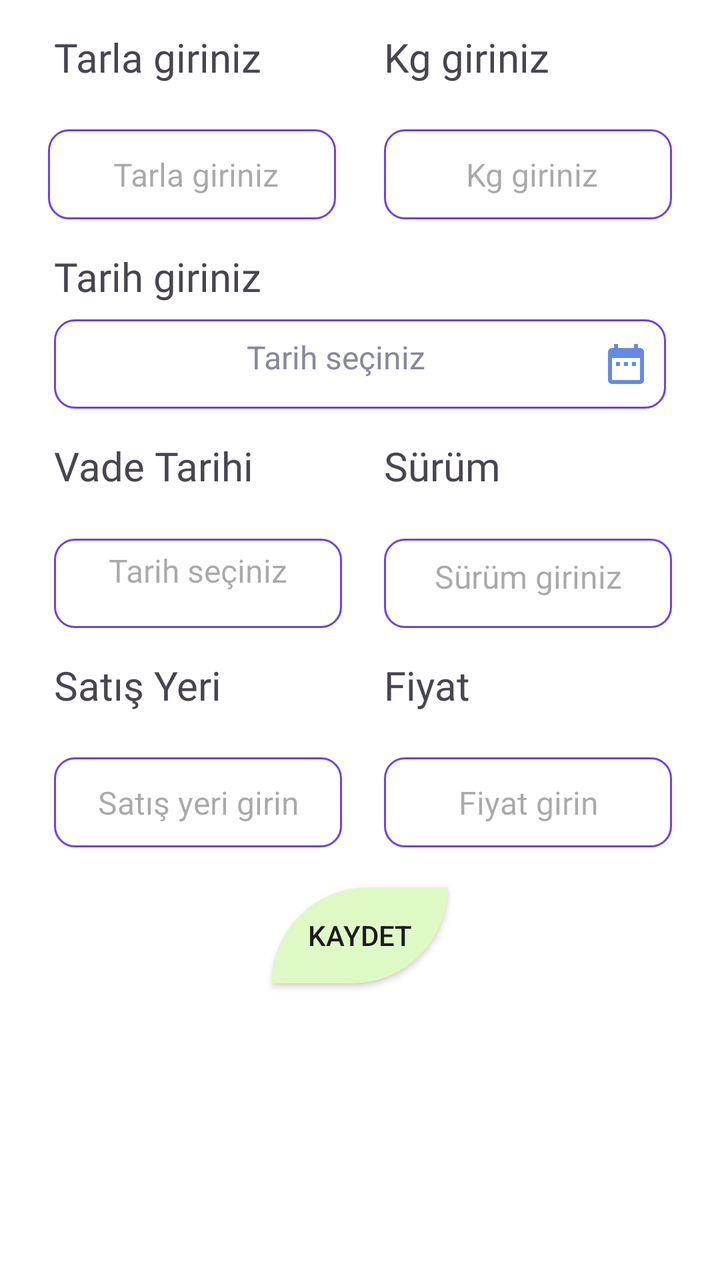
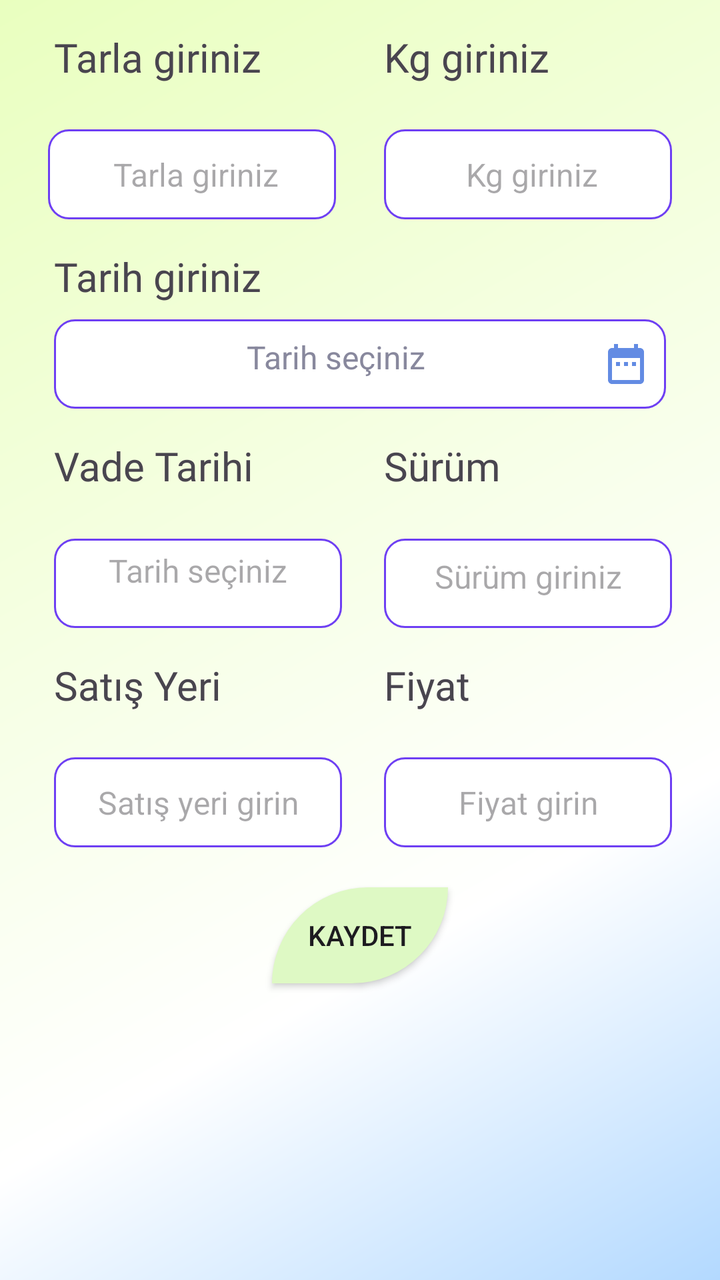

An Android layout rendered at two revisions. The XML below is the earlier revision; the diff shows what the commit changed to produce the second picture.
<!-- AndroidManifest.xml: application theme Theme.DesignExample -->
<!-- res/layout/fragment_ozel.xml -->
<?xml version="1.0" encoding="utf-8"?>
<androidx.constraintlayout.widget.ConstraintLayout xmlns:android="http://schemas.android.com/apk/res/android"
    xmlns:app="http://schemas.android.com/apk/res-auto"
    xmlns:tools="http://schemas.android.com/tools"
    android:layout_width="match_parent"
    android:layout_height="match_parent"
    android:background="#FFFFFF"
    tools:context=".design.new_design">

    <androidx.constraintlayout.widget.ConstraintLayout
        android:id="@+id/constraintLayout"
        android:layout_width="match_parent"
        android:layout_height="0dp"
        app:layout_constraintBottom_toBottomOf="parent"
        app:layout_constraintEnd_toEndOf="parent"
        app:layout_constraintStart_toStartOf="parent"
        app:layout_constraintTop_toTopOf="parent">

        <TextView
            android:id="@+id/TarlaTextView"
            android:layout_width="0dp"
            android:layout_height="0dp"
            android:layout_marginTop="15dp"
            android:fontFamily="@font/plus_jakarta_sans"
            android:text="Tarla giriniz"
            android:textSize="20sp"
            app:layout_constraintHeight_percent="0.07"
            app:layout_constraintStart_toStartOf="@+id/TarihTextView"
            app:layout_constraintTop_toTopOf="parent"
            app:layout_constraintWidth_percent="0.4" />

        <TextView
            android:id="@+id/KgTextView"
            android:layout_width="0dp"
            android:layout_height="0dp"
            android:fontFamily="@font/plus_jakarta_sans"
            android:text="Kg giriniz"
            android:textSize="20sp"
            app:layout_constraintHeight_percent="0.07"
            app:layout_constraintStart_toStartOf="@+id/KgEditText"
            app:layout_constraintTop_toTopOf="@+id/TarlaTextView"
            app:layout_constraintWidth_percent="0.4" />

        <AutoCompleteTextView
            android:id="@+id/TarlaEditText"
            android:layout_width="0dp"
            android:layout_height="0dp"
            android:layout_marginTop="5dp"
            android:background="@drawable/edit_text_custom"
            android:hint=" Tarla giriniz"
            android:textAlignment="center"
            android:textSize="16sp"
            app:layout_constraintEnd_toStartOf="@+id/KgEditText"
            app:layout_constraintHeight_percent="0.07"
            app:layout_constraintHorizontal_bias="0.5"
            app:layout_constraintStart_toStartOf="parent"
            app:layout_constraintTop_toBottomOf="@+id/TarlaTextView"
            app:layout_constraintWidth_percent="0.4" />

        <EditText
            android:id="@+id/KgEditText"
            android:layout_width="0dp"
            android:layout_height="0dp"
            android:layout_marginTop="5dp"
            android:background="@drawable/edit_text_custom"
            android:ems="10"
            android:hint=" Kg giriniz"
            android:inputType="number|numberDecimal"
            android:textAlignment="center"
            android:textSize="16sp"
            app:layout_constraintEnd_toEndOf="parent"
            app:layout_constraintHeight_percent="0.07"
            app:layout_constraintHorizontal_bias="0.5"
            app:layout_constraintStart_toEndOf="@+id/TarlaEditText"
            app:layout_constraintTop_toBottomOf="@+id/KgTextView"
            app:layout_constraintWidth_percent="0.4" />

        <TextView
            android:id="@+id/TarihEditText"
            android:layout_width="0dp"
            android:layout_height="0dp"
            android:layout_marginTop="8dp"
            android:background="@drawable/edit_text_custom"
            android:drawableEnd="@drawable/takvim_icon"
            android:text="Tarih seçiniz"
            android:textColor="@color/gray"
            android:padding="8dp"
            android:textAlignment="center"
            android:textSize="16sp"
            app:layout_constraintEnd_toEndOf="parent"
            app:layout_constraintHeight_percent="0.07"
            app:layout_constraintHorizontal_bias="0.5"
            app:layout_constraintStart_toStartOf="parent"
            app:layout_constraintTop_toBottomOf="@+id/TarihTextView"
            app:layout_constraintWidth_percent="0.85" />

        <TextView
            android:id="@+id/TarihTextView"
            android:layout_width="wrap_content"
            android:layout_height="wrap_content"
            android:layout_marginTop="15dp"
            android:fontFamily="@font/plus_jakarta_sans"
            android:text="Tarih giriniz"
            android:textSize="20sp"
            app:layout_constraintStart_toStartOf="@+id/TarihEditText"
            app:layout_constraintTop_toBottomOf="@+id/TarlaEditText" />

        <TextView
            android:id="@+id/VadeTarihiTextView"
            android:layout_width="0dp"
            android:layout_height="0dp"
            android:layout_marginTop="15dp"
            android:fontFamily="@font/plus_jakarta_sans"
            android:text="Vade Tarihi"
            android:textSize="20sp"
            app:layout_constraintHeight_percent="0.07"
            app:layout_constraintStart_toStartOf="@+id/TarihEditText"
            app:layout_constraintTop_toBottomOf="@+id/TarihEditText"
            app:layout_constraintWidth_percent="0.4" />

        <TextView
            android:id="@+id/VadeTarihiEdit"
            android:layout_width="0dp"
            android:layout_height="0dp"
            android:layout_marginTop="5dp"
            android:background="@drawable/edit_text_custom"
            android:fontFamily="@font/plus_jakarta_sans"
            android:hint="Tarih seçiniz"
            android:padding="5dp"
            android:textAlignment="center"
            android:textSize="16sp"
            app:layout_constraintHeight_percent="0.07"
            app:layout_constraintStart_toStartOf="@+id/VadeTarihiTextView"
            app:layout_constraintTop_toBottomOf="@+id/VadeTarihiTextView"
            app:layout_constraintWidth_percent="0.4" />

        <TextView
            android:id="@+id/YılTextView"
            android:layout_width="0dp"
            android:layout_height="0dp"
            android:fontFamily="@font/plus_jakarta_sans"
            android:text="Sürüm"
            android:textSize="20sp"
            app:layout_constraintHeight_percent="0.07"
            app:layout_constraintStart_toStartOf="@+id/KgEditText"
            app:layout_constraintTop_toTopOf="@+id/VadeTarihiTextView"
            app:layout_constraintWidth_percent="0.4" />

        <TextView
            android:id="@+id/SurumEditText"
            android:layout_width="0dp"
            android:layout_height="0dp"
            android:layout_marginTop="5dp"
            android:background="@drawable/edit_text_custom"
            android:ems="10"
            android:padding="8dp"
            android:hint="Sürüm giriniz"
            android:inputType="text"
            android:textAlignment="center"
            android:textSize="16sp"
            app:layout_constraintHeight_percent="0.07"
            app:layout_constraintStart_toStartOf="@+id/YılTextView"
            app:layout_constraintTop_toBottomOf="@+id/YılTextView"
            app:layout_constraintWidth_percent="0.4" />

        <TextView
            android:id="@+id/SatisYeriTextView"
            android:layout_width="0dp"
            android:layout_height="0dp"
            android:layout_marginTop="15dp"
            android:fontFamily="@font/plus_jakarta_sans"
            android:text="Satış Yeri"
            android:textSize="20sp"
            app:layout_constraintHeight_percent="0.07"
            app:layout_constraintStart_toStartOf="@+id/VadeTarihiEdit"
            app:layout_constraintTop_toBottomOf="@+id/VadeTarihiEdit"
            app:layout_constraintWidth_percent="0.4" />

        <AutoCompleteTextView
            android:id="@+id/OzelSatisYeriEditText"
            android:layout_width="0dp"
            android:layout_height="0dp"
            android:layout_marginTop="5dp"
            android:background="@drawable/edit_text_custom"
            android:hint="Satış yeri girin"
            android:padding="8dp"
            android:textAlignment="center"
            android:textSize="16sp"
            app:layout_constraintHeight_percent="0.07"
            app:layout_constraintStart_toStartOf="@+id/SatisYeriTextView"
            app:layout_constraintTop_toBottomOf="@+id/SatisYeriTextView"
            app:layout_constraintWidth_percent="0.4" />

        <TextView
            android:id="@+id/FiyatTextView"
            android:layout_width="0dp"
            android:layout_height="0dp"
            android:layout_marginTop="15dp"
            android:fontFamily="@font/plus_jakarta_sans"
            android:text="Fiyat"
            android:textSize="20sp"
            app:layout_constraintHeight_percent="0.07"
            app:layout_constraintStart_toStartOf="@+id/SurumEditText"
            app:layout_constraintTop_toBottomOf="@+id/SurumEditText"
            app:layout_constraintWidth_percent="0.4" />

        <EditText
            android:id="@+id/FiyatEdit"
            android:layout_width="0dp"
            android:layout_height="0dp"
            android:layout_marginTop="5dp"
            android:background="@drawable/edit_text_custom"
            android:fontFamily="@font/plus_jakarta_sans"
            android:hint="Fiyat girin"
            android:inputType="number|numberDecimal"
            android:padding="8dp"
            android:textAlignment="center"
            android:textSize="16sp"
            app:layout_constraintHeight_percent="0.07"
            app:layout_constraintStart_toStartOf="@+id/FiyatTextView"
            app:layout_constraintTop_toBottomOf="@+id/FiyatTextView"
            app:layout_constraintWidth_percent="0.4" />

        <androidx.appcompat.widget.AppCompatButton
            android:id="@+id/KaydetOzelButton"
            android:layout_width="wrap_content"
            android:layout_height="wrap_content"
            android:layout_marginTop="20dp"
            android:text="Kaydet"
            android:background="@drawable/custom_button_design"
            app:layout_constraintEnd_toEndOf="parent"
            app:layout_constraintHorizontal_bias="0.5"
            app:layout_constraintStart_toStartOf="parent"
            app:layout_constraintTop_toBottomOf="@+id/OzelSatisYeriEditText" />
    </androidx.constraintlayout.widget.ConstraintLayout>
</androidx.constraintlayout.widget.ConstraintLayout>
<!-- resources referenced by this layout -->
<resources>
  <color name="gray">#88889D</color>
  <!-- drawable custom_button_design (drawable) -->
  <?xml version="1.0" encoding="utf-8"?>
  <shape xmlns:android="http://schemas.android.com/apk/res/android"
          android:shape="rectangle">
  
      <solid android:color="#DEF9C4"/>
      <corners android:topLeftRadius="100dp" android:bottomRightRadius="100dp"/>
  
  </shape>
  <!-- drawable edit_text_custom (drawable) -->
  <?xml version="1.0" encoding="utf-8"?>
  <selector xmlns:android="http://schemas.android.com/apk/res/android">
  
      
      <item android:state_enabled="true" android:state_focused="true">
          <shape android:shape="rectangle">
              <solid android:color="@android:color/white" />
              <corners android:radius="12dp" />
              <stroke android:width="2dp" android:color="#EDF1F3" />
          </shape>
  
      </item>
  
      
      <item android:state_enabled="true">
          <shape android:shape="rectangle">
              <solid android:color="@android:color/white" />
              <corners android:radius="10dp" />
              <stroke android:width="1dp" android:color="#6E3FF3" />
          </shape>
      </item>
  
  
  </selector>
  <!-- drawable takvim_icon (drawable) -->
  <vector xmlns:android="http://schemas.android.com/apk/res/android" android:height="24dp" android:tint="#638BE3" android:viewportHeight="24" android:viewportWidth="24" android:width="24dp">
        
      <path android:fillColor="@android:color/white" android:pathData="M9,11L7,11v2h2v-2zM13,11h-2v2h2v-2zM17,11h-2v2h2v-2zM19,4h-1L18,2h-2v2L8,4L8,2L6,2v2L5,4c-1.11,0 -1.99,0.9 -1.99,2L3,20c0,1.1 0.89,2 2,2h14c1.1,0 2,-0.9 2,-2L21,6c0,-1.1 -0.9,-2 -2,-2zM19,20L5,20L5,9h14v11z"/>
      
  </vector>
  <style name="Theme.DesignExample" parent="Base.Theme.DesignExample" />
  <style name="Base.Theme.DesignExample" parent="Theme.Material3.DayNight.NoActionBar">
          
          
          <item name="android:statusBarColor">@color/black</item>
      </style>
  <color name="black">#FF000000</color>
</resources>

<!-- the commit's change to res/layout/fragment_ozel.xml (unified diff, before → after) -->
@@ -4,7 +4,7 @@
     xmlns:tools="http://schemas.android.com/tools"
     android:layout_width="match_parent"
     android:layout_height="match_parent"
-    android:background="#FFFFFF"
+    android:background="@drawable/card_view_gradient"
     tools:context=".design.new_design">
 
     <androidx.constraintlayout.widget.ConstraintLayout
<!-- resource entries referenced after the edit -->
@@ -1,6 +1,25 @@
 <!-- resources referenced by this layout -->
 <resources>
   <color name="gray">#88889D</color>
+  <!-- drawable card_view_gradient (drawable) -->
+  <?xml version="1.0" encoding="utf-8"?>
+  <shape xmlns:android="http://schemas.android.com/apk/res/android"
+      android:shape="rectangle">
+  
+      <gradient
+          android:startColor="#B3D9FF"
+          android:centerColor="#FFFFFF"
+          android:endColor="#E9FFBF"
+          android:gradientRadius="0dp"
+          android:angle="135"
+          android:type="linear"
+          android:centerX="0.5"
+          android:centerY="0.3" />
+  
+  
+  
+  
+  </shape>
   <!-- drawable custom_button_design (drawable) -->
   <?xml version="1.0" encoding="utf-8"?>
   <shape xmlns:android="http://schemas.android.com/apk/res/android"
